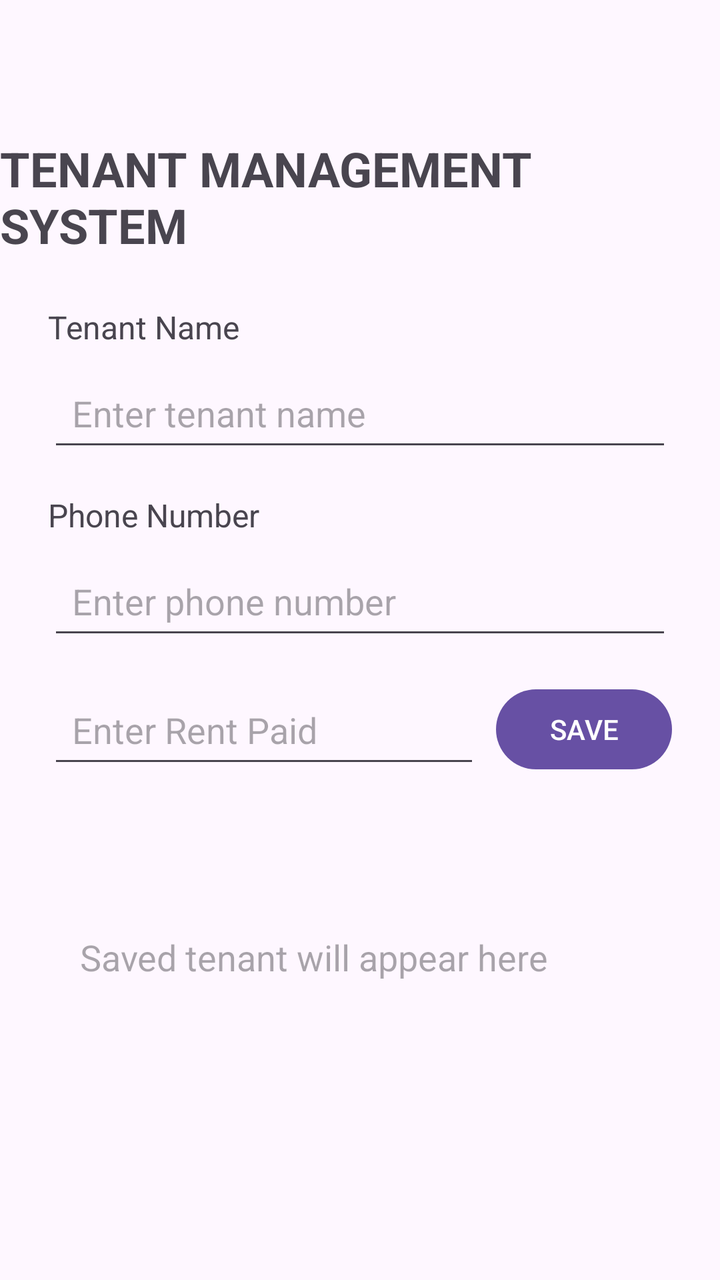
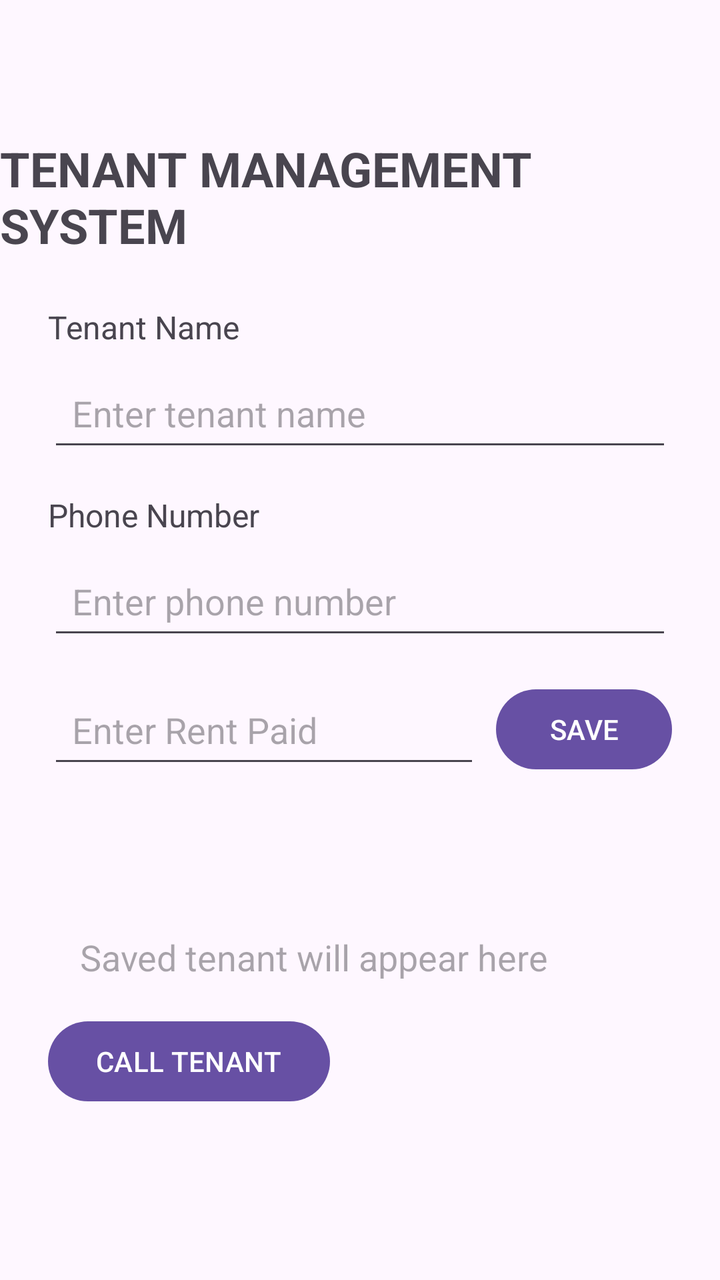

An Android layout rendered at two revisions. The XML below is the earlier revision; the diff shows what the commit changed to produce the second picture.
<!-- AndroidManifest.xml: application theme Theme.TenantManagementSystem -->
<!-- res/layout/activity_main.xml -->
<?xml version="1.0" encoding="utf-8"?>
<layout xmlns:android="http://schemas.android.com/apk/res/android"
    xmlns:app="http://schemas.android.com/apk/res-auto"
    xmlns:tools="http://schemas.android.com/tools">

    <data>
        <variable
            name="tenant"
            type="com.example.tenantmanagementsystem.Tenant" />
    </data>

    <androidx.constraintlayout.widget.ConstraintLayout
        android:layout_width="match_parent"
        android:layout_height="match_parent"
        tools:ignore="ExtraText">

        <TextView
            android:id="@+id/titleTextView"
            android:layout_width="wrap_content"
            android:layout_height="wrap_content"
            android:layout_marginTop="68dp"
            android:text="TENANT MANAGEMENT SYSTEM"
            android:textSize="24sp"
            android:textStyle="bold"
            app:layout_constraintEnd_toEndOf="parent"
            app:layout_constraintStart_toStartOf="parent"
            app:layout_constraintTop_toTopOf="parent" />

        <TextView
            android:id="@+id/tenantNameLabel"
            android:layout_width="wrap_content"
            android:layout_height="wrap_content"
            android:text="Tenant Name"
            android:textSize="16sp"
            android:layout_marginTop="24dp"
            android:layout_marginStart="24dp"
            app:layout_constraintTop_toBottomOf="@id/titleTextView"
            app:layout_constraintStart_toStartOf="parent" />

        <EditText
            tools:ignore="ExtraText"
            android:id="@+id/tenantNameEditText"
            android:layout_width="0dp"
            android:layout_height="wrap_content"
            android:hint="Enter tenant name"
            android:minHeight="48dp"
            android:padding="12dp"
            android:layout_marginTop="8dp"


            android:layout_marginStart="24dp"
            android:layout_marginEnd="24dp"
            app:layout_constraintTop_toBottomOf="@id/tenantNameLabel"
            app:layout_constraintStart_toStartOf="parent"
            app:layout_constraintEnd_toEndOf="parent" />

        <TextView
            android:id="@+id/phoneLabel"
            android:layout_width="wrap_content"
            android:layout_height="wrap_content"
            android:text="Phone Number"
            android:textSize="16sp"
            android:layout_marginTop="16dp"
            android:layout_marginStart="24dp"
            app:layout_constraintTop_toBottomOf="@id/tenantNameEditText"
            app:layout_constraintStart_toStartOf="parent" />

        <EditText
            android:id="@+id/phoneEditText"
            android:layout_width="0dp"
            android:layout_height="wrap_content"
            android:hint="Enter phone number"
            android:inputType="phone"
            android:minHeight="48dp"
            android:padding="12dp"
            android:layout_marginTop="8dp"
            android:layout_marginStart="24dp"
            android:layout_marginEnd="24dp"
            app:layout_constraintTop_toBottomOf="@id/phoneLabel"
            app:layout_constraintStart_toStartOf="parent"
            app:layout_constraintEnd_toEndOf="parent" />

        <EditText
            android:id="@+id/rentEditText"
            android:layout_width="0dp"
            android:layout_height="wrap_content"
            android:hint="Enter Rent Paid"
            android:inputType="numberDecimal"
            android:minHeight="48dp"
            android:padding="12dp"
            android:layout_marginStart="24dp"
            android:layout_marginTop="16dp"
            android:layout_marginEnd="8dp"
            app:layout_constraintTop_toBottomOf="@id/phoneEditText"
            app:layout_constraintStart_toStartOf="parent"
            app:layout_constraintEnd_toStartOf="@id/saveButton" />

        <Button
            android:id="@+id/saveButton"
            android:layout_width="wrap_content"
            android:layout_height="wrap_content"
            android:text="SAVE"
            android:layout_marginEnd="24dp"
            app:layout_constraintTop_toTopOf="@id/rentEditText"
            app:layout_constraintEnd_toEndOf="parent" />

        <TextView
            android:id="@+id/tenantDisplayNameTextView"
            android:layout_width="0dp"
            android:layout_height="wrap_content"
            android:text="@{tenant.name}"
            android:textSize="22sp"
            android:textStyle="bold"
            android:layout_marginTop="24dp"
            android:layout_marginStart="24dp"
            android:layout_marginEnd="24dp"
            app:layout_constraintTop_toBottomOf="@id/rentEditText"
            app:layout_constraintStart_toStartOf="parent"
            app:layout_constraintEnd_toEndOf="parent" />

        <TextView
            android:id="@+id/tenantResultTextView"
            android:layout_width="0dp"
            android:layout_height="wrap_content"
            android:text="@{tenant.summary()}"
            android:hint="Saved tenant will appear here"
            android:textSize="18sp"
            android:padding="16dp"
            android:layout_marginStart="24dp"
            android:layout_marginEnd="24dp"
            android:layout_marginTop="8dp"
            app:layout_constraintTop_toBottomOf="@id/tenantDisplayNameTextView"
            app:layout_constraintStart_toStartOf="parent"
            app:layout_constraintEnd_toEndOf="parent" />

    </androidx.constraintlayout.widget.ConstraintLayout>
</layout>
<!-- resources referenced by this layout -->
<resources>
  <style name="Theme.TenantManagementSystem" parent="Base.Theme.TenantManagementSystem" />
  <style name="Base.Theme.TenantManagementSystem" parent="Theme.Material3.DayNight.NoActionBar">
          
          
      </style>
</resources>

<!-- the commit's change to res/layout/activity_main.xml (unified diff, before → after) -->
@@ -133,5 +133,14 @@
             app:layout_constraintStart_toStartOf="parent"
             app:layout_constraintEnd_toEndOf="parent" />
 
+        <Button
+            android:id="@+id/callButton"
+            android:layout_width="wrap_content"
+            android:layout_height="wrap_content"
+            android:text="CALL TENANT"
+            android:layout_marginStart="24dp"
+            app:layout_constraintTop_toBottomOf="@id/tenantResultTextView"
+            app:layout_constraintStart_toStartOf="parent" />
+
     </androidx.constraintlayout.widget.ConstraintLayout>
 </layout>
